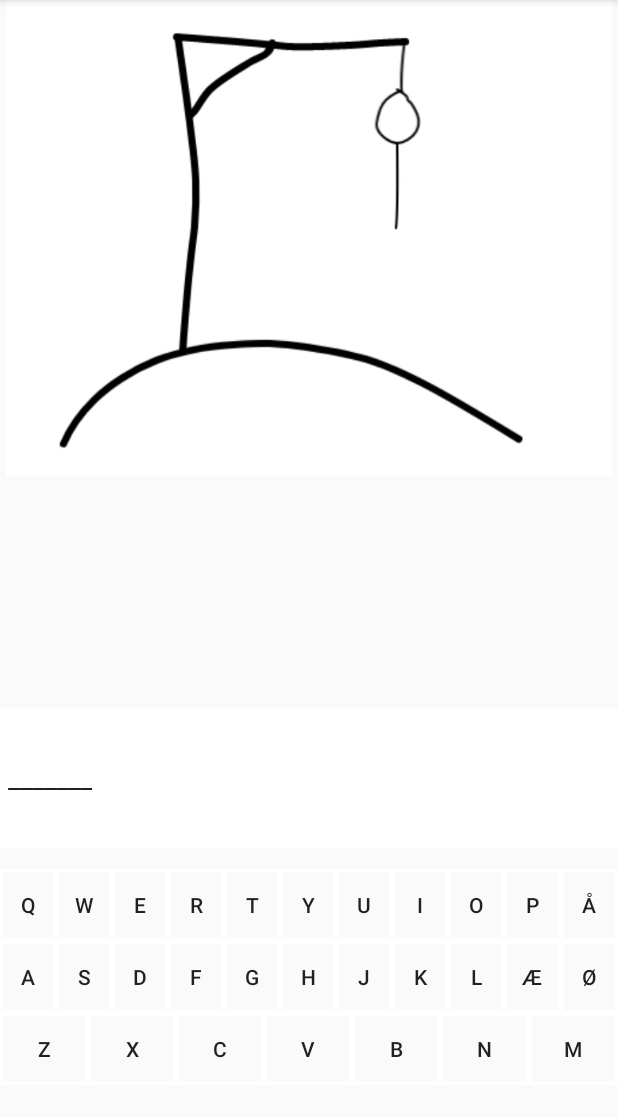
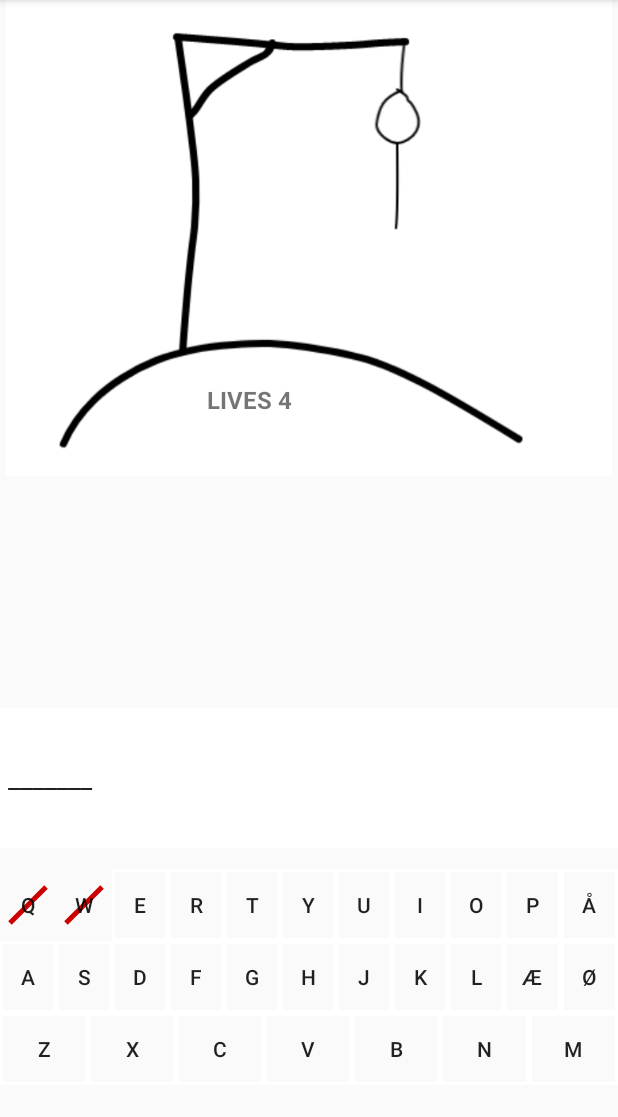
Before and after one commit to NicolaiNisbeth/galgeleg, an Android app: the GameActivity screen opened directly, with no data from a screen before it, after a tap on an icon or button, on a phone screen of 412 x 824 dp, the part 84-1201 px from its top. Run offline under Robolectric (Android 15) with nearby library versions, the phone set to English and light mode, and no system bars; 1 other tap on this screen came first.

Commit message:
added visuals to usedLetter and Lives can be seen

```diff
--- a/app/src/main/java/com/example/galgeleg/GameActivity.java
+++ b/app/src/main/java/com/example/galgeleg/GameActivity.java
@@ -3,6 +3,7 @@ package com.example.galgeleg;
 import android.os.Bundle;
 import android.widget.EditText;
 import android.widget.ImageView;
+import android.widget.TextView;
 
 import androidx.appcompat.app.AppCompatActivity;
 
@@ -11,6 +12,7 @@ public class GameActivity extends AppCompatActivity {
     private ImageView imageView;
     private MyKeyboard keyboard;
     private EditText editText;
+    private TextView textView;
 
     @Override
     protected void onCreate(Bundle savedInstanceState) {
@@ -20,9 +22,11 @@ public class GameActivity extends AppCompatActivity {
         imageView = findViewById(R.id.imageView);
         editText = findViewById(R.id.editText);
         keyboard = findViewById(R.id.keyboard);
+        textView = findViewById(R.id.lives);
 
         keyboard.setEditText(editText);
         keyboard.setImageView(imageView);
+        keyboard.setTextView(textView);
         keyboard.setActivity(this);
     }
 }
--- a/app/src/main/java/com/example/galgeleg/MyKeyboard.java
+++ b/app/src/main/java/com/example/galgeleg/MyKeyboard.java
@@ -10,6 +10,7 @@ import android.widget.Button;
 import android.widget.EditText;
 import android.widget.ImageView;
 import android.widget.LinearLayout;
+import android.widget.TextView;
 import android.widget.Toast;
 
 import com.example.galgeleg.model.Logic;
@@ -25,6 +26,7 @@ public class MyKeyboard extends LinearLayout implements View.OnClickListener {
     private EditText editText;
     private ImageView imageView;
     private Activity activity;
+    private TextView textView;
 
     public MyKeyboard(Context context, AttributeSet attrs) {
         this(context, attrs, 0);
@@ -41,8 +43,8 @@ public class MyKeyboard extends LinearLayout implements View.OnClickListener {
         LayoutInflater.from(context).inflate(R.layout.keyboard, this, true);
         qBtn = findViewById(R.id.qBtn); qBtn.setOnClickListener(this); keyValues.put(R.id.qBtn, "q");
         wBtn = findViewById(R.id.wBtn); wBtn.setOnClickListener(this); keyValues.put(R.id.wBtn, "w");
-        eBtn = findViewById(R.id.eQtn); eBtn.setOnClickListener(this); keyValues.put(R.id.eQtn, "e");
-        rBtn = findViewById(R.id.rQtn); rBtn.setOnClickListener(this); keyValues.put(R.id.rQtn, "r");
+        eBtn = findViewById(R.id.eBtn); eBtn.setOnClickListener(this); keyValues.put(R.id.eBtn, "e");
+        rBtn = findViewById(R.id.rBtn); rBtn.setOnClickListener(this); keyValues.put(R.id.rBtn, "r");
         tBtn = findViewById(R.id.tBtn); tBtn.setOnClickListener(this); keyValues.put(R.id.tBtn, "t");
         yBtn = findViewById(R.id.yBtn); yBtn.setOnClickListener(this); keyValues.put(R.id.yBtn, "y");
         uBtn = findViewById(R.id.uBtn); uBtn.setOnClickListener(this); keyValues.put(R.id.uBtn, "u");
@@ -76,26 +78,66 @@ public class MyKeyboard extends LinearLayout implements View.OnClickListener {
         char letter = keyValues.get(view.getId()).charAt(0);
         logic.guessedLetter(letter);
 
+        crossOutLetter(view.getId());
+
+
+
         editText.setText(logic.getVisibleSentence());
 
         if (logic.isGameIsWon())
             Toast.makeText(activity, "You Won", Toast.LENGTH_SHORT).show();
         else {
-            setHangingMan(logic.getWrongGuess());
+            setHangingMan(logic.getLives());
+            textView.setText("Lives " + logic.getLives());
             if (logic.isGameIsLost()) Toast.makeText(activity, "You Lost", Toast.LENGTH_SHORT).show();
 
         }
 
     }
 
+    private void crossOutLetter(int id) {
+        switch (id){
+            case R.id.qBtn: qBtn.setBackgroundDrawable(getResources().getDrawable(R.drawable.btn_usedletter)); break;
+            case R.id.wBtn: wBtn.setBackgroundDrawable(getResources().getDrawable(R.drawable.btn_usedletter)); break;
+            case R.id.eBtn: eBtn.setBackgroundDrawable(getResources().getDrawable(R.drawable.btn_usedletter)); break;
+            case R.id.rBtn: rBtn.setBackgroundDrawable(getResources().getDrawable(R.drawable.btn_usedletter)); break;
+            case R.id.tBtn: tBtn.setBackgroundDrawable(getResources().getDrawable(R.drawable.btn_usedletter)); break;
+            case R.id.yBtn: yBtn.setBackgroundDrawable(getResources().getDrawable(R.drawable.btn_usedletter)); break;
+            case R.id.uBtn: uBtn.setBackgroundDrawable(getResources().getDrawable(R.drawable.btn_usedletter)); break;
+            case R.id.iBtn: iBtn.setBackgroundDrawable(getResources().getDrawable(R.drawable.btn_usedletter)); break;
+            case R.id.oBtn: oBtn.setBackgroundDrawable(getResources().getDrawable(R.drawable.btn_usedletter)); break;
+            case R.id.pBtn: pBtn.setBackgroundDrawable(getResources().getDrawable(R.drawable.btn_usedletter)); break;
+            case R.id.åBtn: åBtn.setBackgroundDrawable(getResources().getDrawable(R.drawable.btn_usedletter)); break;
+            case R.id.aBtn: aBtn.setBackgroundDrawable(getResources().getDrawable(R.drawable.btn_usedletter)); break;
+            case R.id.sBtn: sBtn.setBackgroundDrawable(getResources().getDrawable(R.drawable.btn_usedletter)); break;
+            case R.id.dBtn: dBtn.setBackgroundDrawable(getResources().getDrawable(R.drawable.btn_usedletter)); break;
+            case R.id.fBtn: fBtn.setBackgroundDrawable(getResources().getDrawable(R.drawable.btn_usedletter)); break;
+            case R.id.gBtn: gBtn.setBackgroundDrawable(getResources().getDrawable(R.drawable.btn_usedletter)); break;
+            case R.id.hBtn: hBtn.setBackgroundDrawable(getResources().getDrawable(R.drawable.btn_usedletter)); break;
+            case R.id.jBtn: jBtn.setBackgroundDrawable(getResources().getDrawable(R.drawable.btn_usedletter)); break;
+            case R.id.kBtn: kBtn.setBackgroundDrawable(getResources().getDrawable(R.drawable.btn_usedletter)); break;
+            case R.id.lBtn: lBtn.setBackgroundDrawable(getResources().getDrawable(R.drawable.btn_usedletter)); break;
+            case R.id.æBtn: æBtn.setBackgroundDrawable(getResources().getDrawable(R.drawable.btn_usedletter)); break;
+            case R.id.øBtn: øBtn.setBackgroundDrawable(getResources().getDrawable(R.drawable.btn_usedletter)); break;
+            case R.id.zBtn: zBtn.setBackgroundDrawable(getResources().getDrawable(R.drawable.btn_usedletter)); break;
+            case R.id.xBtn: xBtn.setBackgroundDrawable(getResources().getDrawable(R.drawable.btn_usedletter)); break;
+            case R.id.cBtn: cBtn.setBackgroundDrawable(getResources().getDrawable(R.drawable.btn_usedletter)); break;
+            case R.id.vBtn: vBtn.setBackgroundDrawable(getResources().getDrawable(R.drawable.btn_usedletter)); break;
+            case R.id.bBtn: bBtn.setBackgroundDrawable(getResources().getDrawable(R.drawable.btn_usedletter)); break;
+            case R.id.nBtn: nBtn.setBackgroundDrawable(getResources().getDrawable(R.drawable.btn_usedletter)); break;
+            case R.id.mBtn: mBtn.setBackgroundDrawable(getResources().getDrawable(R.drawable.btn_usedletter)); break;
+
+        }
+    }
+
     private void setHangingMan(int wrongGuess) {
         switch (wrongGuess){
-            case 1: imageView.setImageResource(R.drawable.drawing2); break;
-            case 2: imageView.setImageResource(R.drawable.drawing3); break;
+            case 5: imageView.setImageResource(R.drawable.drawing2); break;
+            case 4: imageView.setImageResource(R.drawable.drawing3); break;
             case 3: imageView.setImageResource(R.drawable.drawing4); break;
-            case 4: imageView.setImageResource(R.drawable.drawing5); break;
-            case 5: imageView.setImageResource(R.drawable.drawing6); break;
-            case 6: imageView.setImageResource(R.drawable.drawing7); break;
+            case 2: imageView.setImageResource(R.drawable.drawing5); break;
+            case 1: imageView.setImageResource(R.drawable.drawing6); break;
+            case 0: imageView.setImageResource(R.drawable.drawing7); break;
         }
     }
 
@@ -111,4 +153,6 @@ public class MyKeyboard extends LinearLayout implements View.OnClickListener {
         this.activity = activity;
     }
 
+    public void setTextView(TextView textView) {this.textView = textView;}
+
 }
--- a/app/src/main/java/com/example/galgeleg/model/Logic.java
+++ b/app/src/main/java/com/example/galgeleg/model/Logic.java
@@ -15,7 +15,7 @@ public class Logic {
     private List<String> solution;
     private ArrayList<Character> usedLetters;
     private StringBuilder visibleSentence;
-    private int wrongGuess = 0;
+    private int lives = 6;
     private boolean gameIsWon;
     private boolean gameIsLost;
     private int difficulty = 1;
@@ -42,7 +42,7 @@ public class Logic {
 
     public void restart(){
         usedLetters.clear();
-        wrongGuess = 0;
+        lives = 6;
         gameIsWon = false;
         solution = addSolution(difficulty);
         opdateVisibleSentence();
@@ -82,7 +82,7 @@ public class Logic {
         if (solutionHas(letter)) previousGuessWasCorrect = true;
         else {
             previousGuessWasCorrect = false;
-            if (++wrongGuess > 5) gameIsLost = true;
+            if (--lives <= 0) gameIsLost = true;
         }
 
         opdateVisibleSentence();
@@ -135,12 +135,12 @@ public class Logic {
         this.visibleSentence = visibleSentence;
     }
 
-    public int getWrongGuess() {
-        return wrongGuess;
+    public int getLives() {
+        return lives;
     }
 
-    public void setWrongGuess(int wrongGuess) {
-        this.wrongGuess = wrongGuess;
+    public void setLives(int lives) {
+        this.lives = lives;
     }
 
     public boolean isGameIsWon() {
@@ -174,7 +174,7 @@ public class Logic {
                 ", solution=" + solution +
                 ", usedLetters=" + usedLetters +
                 ", visibleSentence=" + visibleSentence +
-                ", wrongGuess=" + wrongGuess +
+                ", lives=" + lives +
                 ", gameIsWon=" + gameIsWon +
                 ", gameIsLost=" + gameIsLost +
                 ", difficulty=" + difficulty +
--- /dev/null
+++ b/app/src/main/res/drawable/btn_usedletter.xml
@@ -0,0 +1,14 @@
+<?xml version="1.0" encoding="utf-8"?>
+<layer-list xmlns:android="http://schemas.android.com/apk/res/android">
+    <item>
+        <rotate
+            android:fromDegrees="135"
+            android:pivotX="50%"
+            android:pivotY="50%"
+            android:toDegrees="-90">
+            <shape android:shape="line">
+                <stroke android:width="3dp" android:color="@android:color/holo_red_dark" />
+            </shape>
+        </rotate>
+    </item>
+</layer-list>
--- a/app/src/main/res/layout/game_activity.xml
+++ b/app/src/main/res/layout/game_activity.xml
@@ -29,4 +29,25 @@
         android:layout_height="317dp"
         app:srcCompat="@drawable/drawing1" />
 
+    <TextView
+        android:id="@+id/lives"
+        android:layout_width="87dp"
+        android:layout_height="34dp"
+        android:layout_alignBottom="@+id/imageView"
+        android:layout_alignParentStart="true"
+        android:layout_alignParentLeft="true"
+        android:layout_alignParentTop="true"
+        android:layout_alignParentEnd="true"
+        android:layout_alignParentRight="true"
+        android:layout_marginStart="138dp"
+        android:layout_marginLeft="138dp"
+        android:layout_marginTop="255dp"
+        android:layout_marginEnd="185dp"
+        android:layout_marginRight="185dp"
+        android:layout_marginBottom="28dp"
+        android:text="Lives"
+        android:textAllCaps="true"
+        android:textSize="16sp"
+        android:textStyle="bold" />
+
 </RelativeLayout>
--- a/app/src/main/res/layout/keyboard.xml
+++ b/app/src/main/res/layout/keyboard.xml
@@ -23,7 +23,7 @@
             android:text="@string/wBtn" />
 
         <Button
-            android:id="@+id/eQtn"
+            android:id="@+id/eBtn"
             android:layout_width="0dp"
             android:layout_height="wrap_content"
             android:layout_weight="1"
@@ -31,7 +31,7 @@
             android:text="@string/eBtn" />
 
         <Button
-            android:id="@+id/rQtn"
+            android:id="@+id/rBtn"
             android:layout_width="0dp"
             android:layout_height="wrap_content"
             android:layout_weight="1"
```
